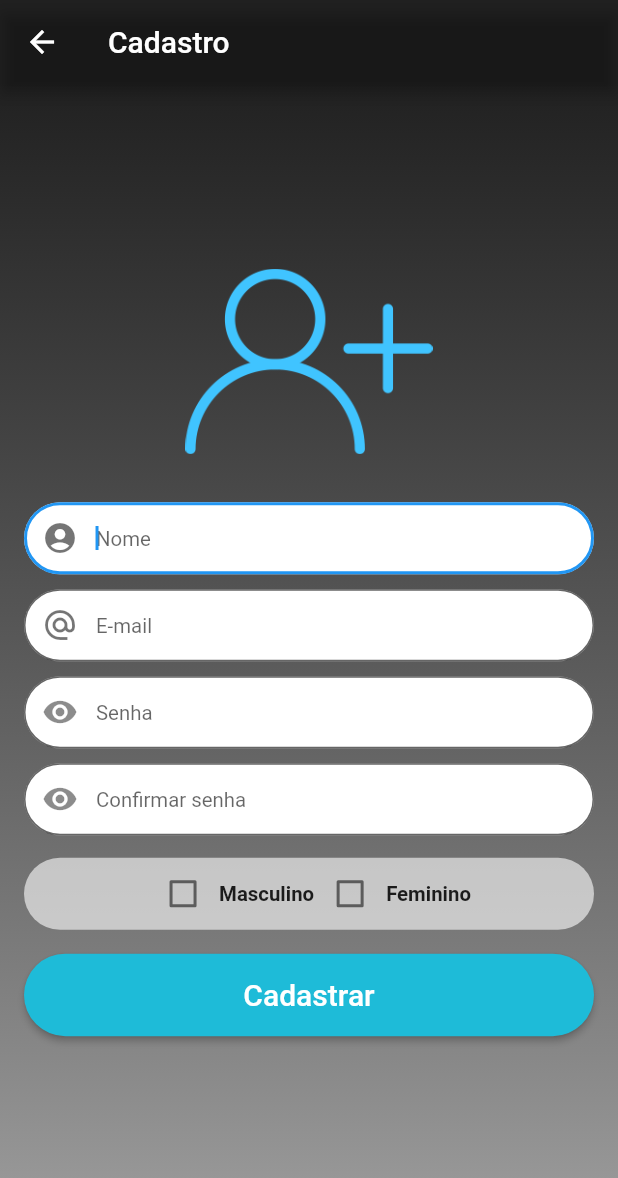
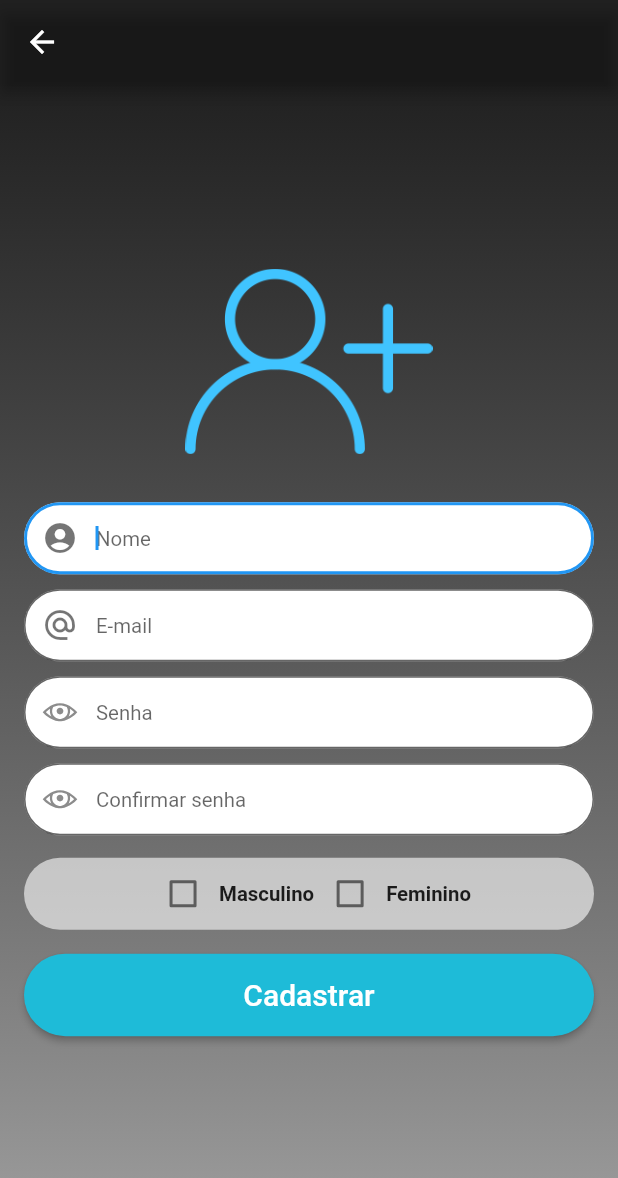
Before and after one commit to gabrieloureiro/SevenCares, a Flutter app: the screen it shows after launch, after a tap on "Cadastre-se!", on a phone screen of 412 x 824 dp. Shown: the top 1178 px of the screen. Run offline on Flutter 3.47's test engine with Material 2 defaults, Android fonts, the phone set to English and light mode, and no system bars; our stand-ins replace cloud_firestore, firebase_auth, firebase_storage, image_picker, line_awesome_icons, material_design_icons_flutter and 1 more; accounts and stored records are empty; network calls fail.

Commit message:
icon changes

```diff
--- a/lib/login.dart
+++ b/lib/login.dart
@@ -3,7 +3,7 @@ import 'package:flutter_app/model/user.dart';
 import 'package:firebase_auth/firebase_auth.dart';
 import 'package:flutter_app/model/size_config.dart';
 import 'package:video_player/video_player.dart';
-
+import 'package:line_awesome_icons/line_awesome_icons.dart';
 
 class Login extends StatefulWidget {
   @override
@@ -152,9 +152,9 @@ class _LoginState extends State<Login> {
                                 borderRadius: BorderRadius.circular(32)
                             ),
                             prefixIcon: IconButton(
-                                  icon : Icon(_obscureText ? Icons.remove_red_eye : Icons.panorama_fish_eye),
-                                  color: Colors.black45,
+                                  icon : Icon(_obscureText ? LineAwesomeIcons.eye : LineAwesomeIcons.eye_slash),
                                   onPressed: _passwordText,
+                                  color: Colors.black54,
                             ),
                         ),
                       ),
--- a/lib/routes.dart
+++ b/lib/routes.dart
@@ -1,5 +1,5 @@
 import 'package:flutter/material.dart';
-import 'package:flutter_app/forgotpassword.dart';
+import 'package:flutter_app/screens/forgotpassword.dart';
 import 'package:flutter_app/screens/home.dart';
 import 'package:flutter_app/signup.dart';
 import 'package:flutter_app/login.dart';
--- a/lib/forgotpassword.dart
+++ b/lib/screens/forgotpassword.dart
@@ -1,8 +1,7 @@
 import 'package:firebase_auth/firebase_auth.dart';
 import 'package:flutter/material.dart';
 import 'package:flutter_app/model/user.dart';
-
-import 'model/size_config.dart';
+import '../model/size_config.dart';
 class ForgotPassword extends StatefulWidget {
   ForgotPassword({Key key}) : super(key: key);
 
@@ -13,6 +12,8 @@ class ForgotPassword extends StatefulWidget {
 class _ForgotPasswordState extends State<ForgotPassword> {
   TextEditingController _controllerEmail = TextEditingController();
   String _erroMessage = "";
+
+
 
   _forgotPassword(User user){
       FirebaseAuth auth = FirebaseAuth.instance;
--- a/lib/signup.dart
+++ b/lib/signup.dart
@@ -3,8 +3,8 @@ import 'package:flutter_app/model/user.dart';
 import 'package:firebase_auth/firebase_auth.dart';
 import 'package:cloud_firestore/cloud_firestore.dart';
 import 'package:flutter_app/model/size_config.dart';
-import 'package:material_design_icons_flutter/icon_map.dart';
-import 'package:material_design_icons_flutter/material_design_icons_flutter.dart';
+import 'package:line_awesome_icons/line_awesome_icons.dart';
+
 class SingUp extends StatefulWidget {
   SingUp({Key key}) : super(key: key);
 
@@ -118,7 +118,7 @@ class _SingUpState extends State<SingUp> {
     SizeConfig().init(context);
     return Scaffold(
       appBar: AppBar(
-        title: Text("Cadastro"),
+        title: Text(""),
         backgroundColor: Colors.black87,
       ),
       body: Stack(
@@ -205,7 +205,7 @@ class _SingUpState extends State<SingUp> {
                               borderRadius: BorderRadius.circular(32)
                           ),
                           prefixIcon: IconButton(
-                            icon : Icon(_obscureText ? Icons.remove_red_eye : Icons.panorama_fish_eye),
+                            icon : Icon(_obscureText ? LineAwesomeIcons.eye : LineAwesomeIcons.eye_slash),
                             color: Colors.black45,
                             onPressed: _passwordText,
                           ),
@@ -228,7 +228,7 @@ class _SingUpState extends State<SingUp> {
                               borderRadius: BorderRadius.circular(32)
                           ),
                           prefixIcon: IconButton(
-                            icon : Icon(_obscureText ? Icons.remove_red_eye : Icons.panorama_fish_eye),
+                            icon : Icon(_obscureText ? LineAwesomeIcons.eye : LineAwesomeIcons.eye_slash),
                             color: Colors.black45,
                             onPressed: _passwordText,
                           ),
--- a/pubspec.yaml
+++ b/pubspec.yaml
@@ -37,6 +37,8 @@ dependencies:
   image_picker: ^0.6.2+1
   image_cropper: ^1.0.2
   video_player: ^0.10.3+3
+  line_awesome_icons: 1.0.4+2
+
 
 
 dev_dependencies:
```
Also changed, not shown: pubspec.lock.
